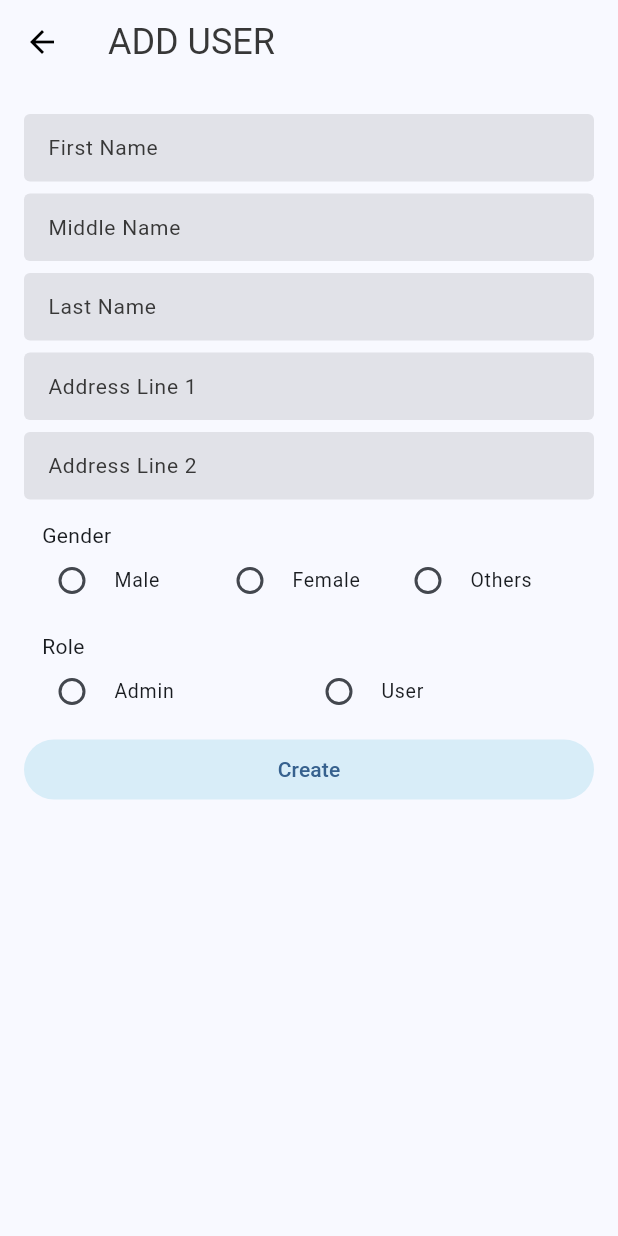
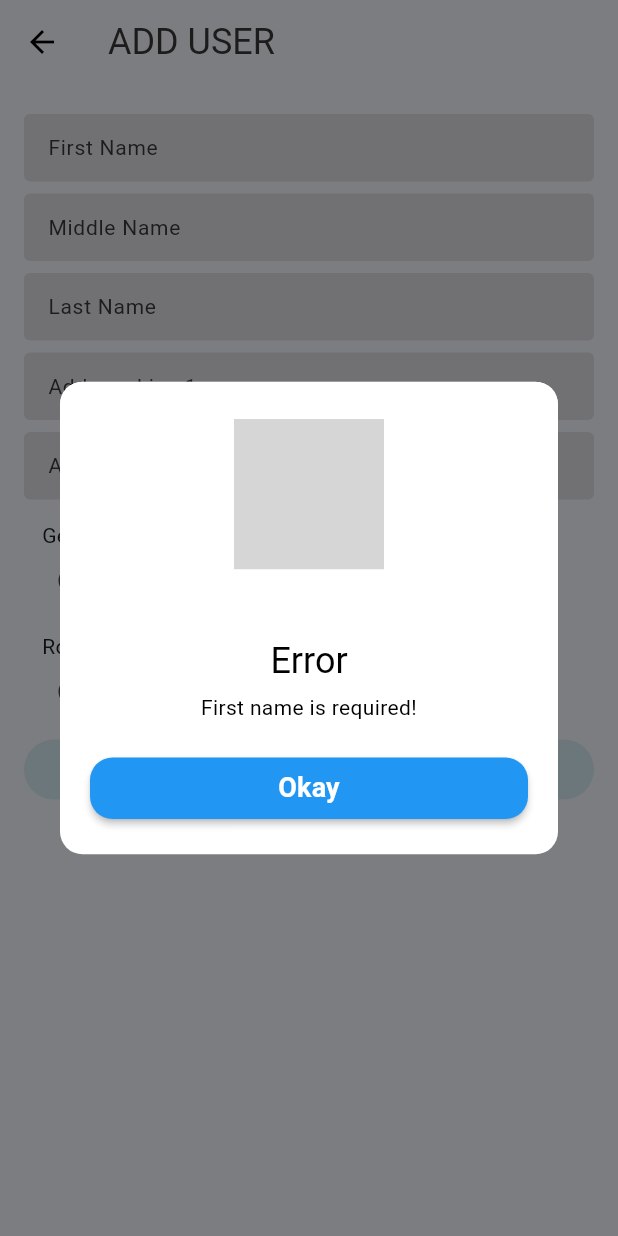
Before and after one commit to dequilla3/bhw_app, a Flutter app: the AddUserPage screen opened by its route, after a tap on "Create", on a phone screen of 412 x 824 dp. Run offline on Flutter 3.47's test engine with Material 3 defaults, Android fonts, the phone set to English and light mode, and no system bars; our stand-ins replace flutter_easyloading, font_awesome_flutter, quickalert; missing offline and left inert: localstore; grey boxes are pictures that could not be loaded.

Commit message:
feat: integrate login to api and added easyLoading

```diff
--- /dev/null
+++ b/lib/data/service/user/login_user_service.dart
@@ -0,0 +1,18 @@
+import 'package:bhw_app/data/service/service_base.dart';
+
+class LoginUserService extends ServiceBase<void> {
+  final String username;
+  final String password;
+
+  LoginUserService({required this.username, required this.password});
+
+  @override
+  Future<Map<String, dynamic>> call() async {
+    Map<String, dynamic> body = {
+      'userName': username,
+      'userPassword': password,
+    };
+
+    return await post('user/authenticate', body: body);
+  }
+}
--- a/lib/main.dart
+++ b/lib/main.dart
@@ -2,6 +2,7 @@ import 'package:bhw_app/config/app_routes.dart';
 import 'package:bhw_app/provider/request_provider.dart';
 import 'package:bhw_app/provider/user_provider.dart';
 import 'package:flutter/material.dart';
+import 'package:flutter_easyloading/flutter_easyloading.dart';
 import 'package:provider/provider.dart';
 
 void main() {
@@ -38,6 +39,7 @@ class MyApp extends StatelessWidget {
       ),
       initialRoute: '/',
       routes: AppRoutes.routes,
+      builder: EasyLoading.init(),
     );
   }
 }
--- a/lib/pages/user/add_user_page.dart
+++ b/lib/pages/user/add_user_page.dart
@@ -42,6 +42,8 @@ class _AddUserPageState extends State<AddUserPage> {
         onConfirmBtnTap: () {
           if (isPop) {
             Navigator.of(context).pushReplacementNamed(AppRoutes.mainPage);
+          } else {
+            Navigator.pop(context);
           }
         },
       );
@@ -55,8 +57,67 @@ class _AddUserPageState extends State<AddUserPage> {
 
   @override
   Widget build(BuildContext context) {
-    final postProvider = context.read<UserProvider>();
+    final userProvider = context.read<UserProvider>();
+
+    bool isValid() {
+      if (firstNameController.text == "") {
+        showAlert(
+          QuickAlertType.error,
+          "First name is required!",
+          isPop: false,
+        );
+        return false;
+      }
+      if (middleNameController.text == "") {
+        showAlert(
+          QuickAlertType.error,
+          "Middle name is required!",
+          isPop: false,
+        );
+        return false;
+      }
+
+      if (lastNameController.text == "") {
+        showAlert(
+          QuickAlertType.error,
+          "Last name is required!",
+          isPop: false,
+        );
+        return false;
+      }
+
+      if (address1Controller.text == "") {
+        showAlert(
+          QuickAlertType.error,
+          "Address1 name is required!",
+          isPop: false,
+        );
+        return false;
+      }
+
+      if (gender == Gender.none) {
+        showAlert(
+          QuickAlertType.error,
+          "Please select gender!",
+          isPop: false,
+        );
+        return false;
+      }
+
+      if (role == Role.none) {
+        showAlert(
+          QuickAlertType.error,
+          "Please select role!",
+          isPop: false,
+        );
+        return false;
+      }
+      return true;
+    }
+
     addUser() {
+      if (!isValid()) return;
+
       User user = User(
         firstName: firstNameController.text,
         middleName: middleNameController.text,
@@ -67,10 +128,10 @@ class _AddUserPageState extends State<AddUserPage> {
         role: role.name,
       );
 
-      postProvider.addUser(user).then(
+      userProvider.addUser(user).then(
         (res) {
           if (res["errorMsg"] != null) {
-            Future.delayed(const Duration(seconds: 1), () {
+            Future.delayed(const Duration(seconds: 0), () {
               showAlert(
                 QuickAlertType.error,
                 res["errorMsg"],
@@ -78,7 +139,7 @@ class _AddUserPageState extends State<AddUserPage> {
               );
             });
           } else {
-            Future.delayed(const Duration(seconds: 1), () {
+            Future.delayed(const Duration(seconds: 0), () {
               showAlert(
                 QuickAlertType.success,
                 "Successfully added user!",
--- a/lib/provider/user_provider.dart
+++ b/lib/provider/user_provider.dart
@@ -1,6 +1,7 @@
 import 'package:bhw_app/data/model/user.dart';
 import 'package:bhw_app/data/service/user/add_user_service.dart';
 import 'package:bhw_app/data/service/user/get_user_service.dart';
+import 'package:bhw_app/data/service/user/login_user_service.dart';
 import 'package:bhw_app/provider/provider_base.dart';
 
 class UserProvider extends ProviderBase {
@@ -26,4 +27,9 @@ class UserProvider extends ProviderBase {
   Future<Map<String, dynamic>> addUser(User user) async {
     return await AddUserService(user: user).call();
   }
+
+  Future<Map<String, dynamic>> auth(String username, String password) async {
+    return await LoginUserService(username: username, password: password)
+        .call();
+  }
 }
--- a/pubspec.yaml
+++ b/pubspec.yaml
@@ -20,6 +20,7 @@ dependencies:
   intl: ^0.19.0
   font_awesome_flutter: ^10.6.0
   quickalert: ^1.0.2
+  flutter_easyloading: ^3.0.5
 
 dev_dependencies:
   flutter_launcher_icons: "^0.13.1"
```
Also changed, not shown: lib/pages/login_page.dart (+79 -10 lines), lib/pages/request/new_request_modal.dart (renamed from lib/components/new_request_modal.dart, +34 -32 lines), lib/pages/request/request_details_screen.dart (+18 -8 lines), lib/pages/request/request_page.dart (+12 -4 lines), lib/pages/user/user_page.dart (+18 -18 lines), pubspec.lock.
